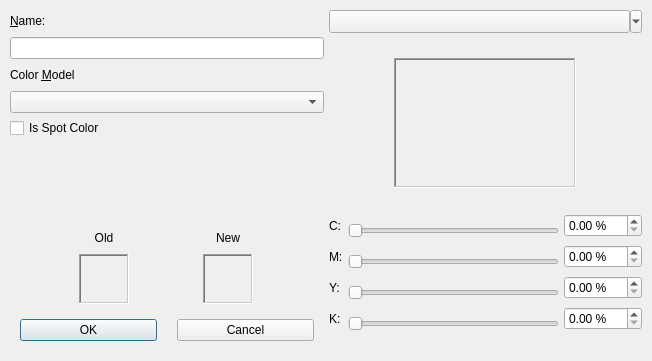
This is scribus/ui/cmykfwbase.ui in scribusproject/scribus as Qt 5 draws it before an edit. The edited form follows.
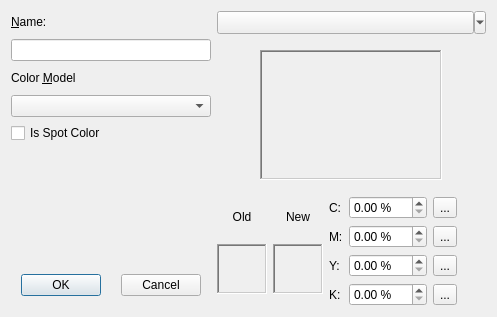
This is the edited form. Custom widgets are drawn as their Qt base class.

The edit to the form file:
```diff
--- a/scribus/ui/cmykfwbase.ui
+++ b/scribus/ui/cmykfwbase.ui
@@ -6,29 +6,14 @@
    <rect>
     <x>0</x>
     <y>0</y>
-    <width>652</width>
-    <height>361</height>
+    <width>497</width>
+    <height>317</height>
    </rect>
   </property>
   <property name="windowTitle">
    <string>Edit Color</string>
   </property>
   <layout class="QHBoxLayout" name="horizontalLayout">
-   <property name="spacing">
-    <number>5</number>
-   </property>
-   <property name="leftMargin">
-    <number>10</number>
-   </property>
-   <property name="topMargin">
-    <number>10</number>
-   </property>
-   <property name="rightMargin">
-    <number>10</number>
-   </property>
-   <property name="bottomMargin">
-    <number>10</number>
-   </property>
    <item>
     <layout class="QVBoxLayout" name="verticalLayout">
      <item>
@@ -96,116 +81,6 @@
        </property>
       </spacer>
      </item>
-     <item>
-      <layout class="QGridLayout" name="gridLayout">
-       <item row="0" column="1">
-        <widget class="QLabel" name="label_4">
-         <property name="minimumSize">
-          <size>
-           <width>50</width>
-           <height>22</height>
-          </size>
-         </property>
-         <property name="maximumSize">
-          <size>
-           <width>100</width>
-           <height>22</height>
-          </size>
-         </property>
-         <property name="text">
-          <string>New</string>
-         </property>
-         <property name="alignment">
-          <set>Qt::AlignCenter</set>
-         </property>
-        </widget>
-       </item>
-       <item row="0" column="0">
-        <widget class="QLabel" name="label_3">
-         <property name="minimumSize">
-          <size>
-           <width>50</width>
-           <height>22</height>
-          </size>
-         </property>
-         <property name="maximumSize">
-          <size>
-           <width>100</width>
-           <height>22</height>
-          </size>
-         </property>
-         <property name="text">
-          <string>Old</string>
-         </property>
-         <property name="alignment">
-          <set>Qt::AlignCenter</set>
-         </property>
-        </widget>
-       </item>
-       <item row="1" column="0">
-        <widget class="QLabel" name="OldC">
-         <property name="minimumSize">
-          <size>
-           <width>50</width>
-           <height>50</height>
-          </size>
-         </property>
-         <property name="maximumSize">
-          <size>
-           <width>50</width>
-           <height>50</height>
-          </size>
-         </property>
-         <property name="frameShape">
-          <enum>QFrame::WinPanel</enum>
-         </property>
-         <property name="frameShadow">
-          <enum>QFrame::Sunken</enum>
-         </property>
-         <property name="text">
-          <string/>
-         </property>
-         <property name="scaledContents">
-          <bool>true</bool>
-         </property>
-         <property name="alignment">
-          <set>Qt::AlignCenter</set>
-         </property>
-        </widget>
-       </item>
-       <item row="1" column="1">
-        <widget class="QLabel" name="NewC">
-         <property name="minimumSize">
-          <size>
-           <width>50</width>
-           <height>50</height>
-          </size>
-         </property>
-         <property name="maximumSize">
-          <size>
-           <width>50</width>
-           <height>50</height>
-          </size>
-         </property>
-         <property name="frameShape">
-          <enum>QFrame::WinPanel</enum>
-         </property>
-         <property name="frameShadow">
-          <enum>QFrame::Sunken</enum>
-         </property>
-         <property name="text">
-          <string/>
-         </property>
-         <property name="scaledContents">
-          <bool>true</bool>
-         </property>
-         <property name="alignment">
-          <set>Qt::AlignCenter</set>
-         </property>
-        </widget>
-       </item>
-      </layout>
-     </item>
      <item>
       <layout class="QHBoxLayout" name="horizontalLayout_5">
        <property name="spacing">
@@ -245,29 +120,7 @@
     </layout>
    </item>
    <item>
-    <widget class="QFrame" name="frame">
-     <property name="frameShape">
-      <enum>QFrame::NoFrame</enum>
-     </property>
-     <property name="frameShadow">
-      <enum>QFrame::Raised</enum>
-     </property>
      <layout class="QVBoxLayout" name="verticalLayout_2">
-      <property name="spacing">
-       <number>5</number>
-      </property>
-      <property name="leftMargin">
-       <number>0</number>
-      </property>
-      <property name="topMargin">
-       <number>0</number>
-      </property>
-      <property name="rightMargin">
-       <number>0</number>
-      </property>
-      <property name="bottomMargin">
-       <number>0</number>
-      </property>
       <item>
        <widget class="SwatchCombo" name="Swatches">
         <property name="sizePolicy">
@@ -358,7 +211,7 @@
                  <widget class="ColorChart" name="ColorMap" native="true">
                   <property name="minimumSize">
                    <size>
-                    <width>180</width>
+                   <width>128</width>
                     <height>128</height>
                    </size>
                   </property>
@@ -403,123 +256,127 @@
        </widget>
       </item>
       <item>
-       <layout class="QGridLayout" name="slidersLayout">
-        <item row="2" column="1">
-         <layout class="QVBoxLayout" name="verticalLayout_6">
-          <property name="spacing">
-           <number>0</number>
-          </property>
-          <property name="leftMargin">
-           <number>0</number>
-          </property>
-          <property name="topMargin">
-           <number>0</number>
-          </property>
-          <property name="rightMargin">
-           <number>0</number>
-          </property>
-          <property name="bottomMargin">
-           <number>0</number>
-          </property>
+      <layout class="QHBoxLayout" name="horizontalLayout_3">
           <item>
-           <widget class="QLabel" name="YellowP">
+        <layout class="QGridLayout" name="gridLayout">
+         <item row="0" column="1">
+          <widget class="QLabel" name="label_4">
             <property name="minimumSize">
              <size>
-              <width>200</width>
-              <height>10</height>
-             </size>
-            </property>
+             <width>50</width>
+             <height>22</height>
+            </size>
+           </property>
+           <property name="maximumSize">
+            <size>
+             <width>100</width>
+             <height>22</height>
+            </size>
+           </property>
             <property name="text">
-             <string/>
-            </property>
-            <property name="scaledContents">
-             <bool>true</bool>
+            <string>New</string>
+           </property>
+           <property name="alignment">
+            <set>Qt::AlignCenter</set>
             </property>
            </widget>
           </item>
-          <item>
-           <widget class="QSlider" name="YellowSL">
+         <item row="0" column="0">
+          <widget class="QLabel" name="label_3">
             <property name="minimumSize">
              <size>
-              <width>200</width>
-              <height>16</height>
-             </size>
-            </property>
-            <property name="minimum">
-             <number>0</number>
-            </property>
-            <property name="maximum">
-             <number>100</number>
-            </property>
-            <property name="orientation">
-             <enum>Qt::Horizontal</enum>
+             <width>50</width>
+             <height>22</height>
+            </size>
+           </property>
+           <property name="maximumSize">
+            <size>
+             <width>100</width>
+             <height>22</height>
+            </size>
+           </property>
+           <property name="text">
+            <string>Old</string>
+           </property>
+           <property name="alignment">
+            <set>Qt::AlignCenter</set>
             </property>
            </widget>
           </item>
-         </layout>
-        </item>
-        <item row="0" column="1">
-         <layout class="QVBoxLayout" name="verticalLayout_4">
-          <property name="spacing">
-           <number>0</number>
-          </property>
-          <property name="leftMargin">
-           <number>0</number>
-          </property>
-          <property name="topMargin">
-           <number>0</number>
-          </property>
-          <property name="rightMargin">
-           <number>0</number>
-          </property>
-          <property name="bottomMargin">
-           <number>0</number>
-          </property>
-          <item>
-           <widget class="QLabel" name="CyanP">
+         <item row="1" column="0">
+          <widget class="QLabel" name="OldC">
             <property name="minimumSize">
              <size>
-              <width>200</width>
-              <height>10</height>
-             </size>
-            </property>
+             <width>50</width>
+             <height>50</height>
+            </size>
+           </property>
+           <property name="maximumSize">
+            <size>
+             <width>50</width>
+             <height>50</height>
+            </size>
+           </property>
+           <property name="frameShape">
+            <enum>QFrame::WinPanel</enum>
+           </property>
+           <property name="frameShadow">
+            <enum>QFrame::Sunken</enum>
+           </property>
             <property name="text">
              <string/>
             </property>
             <property name="scaledContents">
              <bool>true</bool>
             </property>
-           </widget>
-          </item>
-          <item>
-           <widget class="QSlider" name="CyanSL">
+           <property name="alignment">
+            <set>Qt::AlignCenter</set>
+           </property>
+          </widget>
+         </item>
+         <item row="1" column="1">
+          <widget class="QLabel" name="NewC">
             <property name="minimumSize">
              <size>
-              <width>200</width>
-              <height>16</height>
-             </size>
-            </property>
-            <property name="minimum">
-             <number>0</number>
-            </property>
-            <property name="maximum">
-             <number>100</number>
-            </property>
-            <property name="orientation">
-             <enum>Qt::Horizontal</enum>
-            </property>
+             <width>50</width>
+             <height>50</height>
+            </size>
+           </property>
+           <property name="maximumSize">
+            <size>
+             <width>50</width>
+             <height>50</height>
+            </size>
+           </property>
+           <property name="frameShape">
+            <enum>QFrame::WinPanel</enum>
+           </property>
+           <property name="frameShadow">
+            <enum>QFrame::Sunken</enum>
+           </property>
+           <property name="text">
+            <string/>
+           </property>
+           <property name="scaledContents">
+            <bool>true</bool>
+           </property>
+           <property name="alignment">
+            <set>Qt::AlignCenter</set>
+           </property>
            </widget>
           </item>
          </layout>
         </item>
-        <item row="2" column="0">
-         <widget class="QLabel" name="YellowT">
+       <item>
+        <layout class="QGridLayout" name="gridLayout_2">
+         <item row="0" column="0">
+          <widget class="QLabel" name="CyanT">
           <property name="text">
-           <string>Y:</string>
+            <string>C:</string>
           </property>
          </widget>
         </item>
-        <item row="0" column="2">
+         <item row="0" column="1">
          <widget class="ScrSpinBox" name="CyanSp">
           <property name="suffix">
            <string> %</string>
@@ -532,16 +389,13 @@
           </property>
          </widget>
         </item>
-        <item row="2" column="2">
-         <widget class="ScrSpinBox" name="YellowSp">
-          <property name="suffix">
-           <string> %</string>
-          </property>
-          <property name="minimum">
-           <double>0.000000000000000</double>
-          </property>
-          <property name="maximum">
-           <double>100.000000000000000</double>
+         <item row="0" column="2">
+          <widget class="QToolButton" name="CyanP">
+           <property name="text">
+            <string>...</string>
+           </property>
+           <property name="popupMode">
+            <enum>QToolButton::InstantPopup</enum>
           </property>
          </widget>
         </item>
@@ -552,7 +406,7 @@
           </property>
          </widget>
         </item>
-        <item row="1" column="2">
+         <item row="1" column="1">
          <widget class="ScrSpinBox" name="MagentaSp">
           <property name="suffix">
            <string> %</string>
@@ -565,66 +419,45 @@
           </property>
          </widget>
         </item>
-        <item row="0" column="0">
-         <widget class="QLabel" name="CyanT">
+         <item row="1" column="2">
+          <widget class="QToolButton" name="MagentaP">
           <property name="text">
-           <string>C:</string>
-          </property>
-         </widget>
-        </item>
-        <item row="1" column="1">
-         <layout class="QVBoxLayout" name="verticalLayout_5">
-          <property name="spacing">
-           <number>0</number>
-          </property>
-          <property name="leftMargin">
-           <number>0</number>
-          </property>
-          <property name="topMargin">
-           <number>0</number>
-          </property>
-          <property name="rightMargin">
-           <number>0</number>
-          </property>
-          <property name="bottomMargin">
-           <number>0</number>
-          </property>
-          <item>
-           <widget class="QLabel" name="MagentaP">
-            <property name="minimumSize">
-             <size>
-              <width>200</width>
-              <height>10</height>
-             </size>
-            </property>
+            <string>...</string>
+           </property>
+           <property name="popupMode">
+            <enum>QToolButton::InstantPopup</enum>
+           </property>
+          </widget>
+         </item>
+         <item row="2" column="0">
+          <widget class="QLabel" name="YellowT">
             <property name="text">
-             <string/>
-            </property>
-            <property name="scaledContents">
-             <bool>true</bool>
-            </property>
-           </widget>
-          </item>
-          <item>
-           <widget class="QSlider" name="MagentaSL">
-            <property name="minimumSize">
-             <size>
-              <width>200</width>
-              <height>16</height>
-             </size>
+            <string>Y:</string>
+           </property>
+          </widget>
+         </item>
+         <item row="2" column="1">
+          <widget class="ScrSpinBox" name="YellowSp">
+           <property name="suffix">
+            <string> %</string>
             </property>
             <property name="minimum">
-             <number>0</number>
+            <double>0.000000000000000</double>
             </property>
             <property name="maximum">
-             <number>100</number>
-            </property>
-            <property name="orientation">
-             <enum>Qt::Horizontal</enum>
+            <double>100.000000000000000</double>
             </property>
            </widget>
           </item>
-         </layout>
+         <item row="2" column="2">
+          <widget class="QToolButton" name="YellowP">
+           <property name="text">
+            <string>...</string>
+           </property>
+           <property name="popupMode">
+            <enum>QToolButton::InstantPopup</enum>
+           </property>
+          </widget>
         </item>
         <item row="3" column="0">
          <widget class="QLabel" name="BlackT">
@@ -634,60 +467,6 @@
          </widget>
         </item>
         <item row="3" column="1">
-         <layout class="QVBoxLayout" name="verticalLayout_7">
-          <property name="spacing">
-           <number>0</number>
-          </property>
-          <property name="leftMargin">
-           <number>0</number>
-          </property>
-          <property name="topMargin">
-           <number>0</number>
-          </property>
-          <property name="rightMargin">
-           <number>0</number>
-          </property>
-          <property name="bottomMargin">
-           <number>0</number>
-          </property>
-          <item>
-           <widget class="QLabel" name="BlackP">
-            <property name="minimumSize">
-             <size>
-              <width>200</width>
-              <height>10</height>
-             </size>
-            </property>
-            <property name="text">
-             <string/>
-            </property>
-            <property name="scaledContents">
-             <bool>true</bool>
-            </property>
-           </widget>
-          </item>
-          <item>
-           <widget class="QSlider" name="BlackSL">
-            <property name="minimumSize">
-             <size>
-              <width>200</width>
-              <height>16</height>
-             </size>
-            </property>
-            <property name="minimum">
-             <number>0</number>
-            </property>
-            <property name="maximum">
-             <number>100</number>
-            </property>
-            <property name="orientation">
-             <enum>Qt::Horizontal</enum>
-            </property>
-           </widget>
-          </item>
-         </layout>
-        </item>
-        <item row="3" column="2">
          <widget class="ScrSpinBox" name="BlackSp">
           <property name="suffix">
            <string> %</string>
@@ -700,23 +479,34 @@
           </property>
          </widget>
         </item>
+         <item row="3" column="2">
+          <widget class="QToolButton" name="BlackP">
+           <property name="text">
+            <string>...</string>
+           </property>
+           <property name="popupMode">
+            <enum>QToolButton::InstantPopup</enum>
+           </property>
+          </widget>
+         </item>
        </layout>
       </item>
       <item>
-       <spacer name="verticalSpacer_2">
+        <spacer name="horizontalSpacer">
         <property name="orientation">
-         <enum>Qt::Vertical</enum>
+          <enum>Qt::Horizontal</enum>
         </property>
         <property name="sizeHint" stdset="0">
          <size>
-          <width>20</width>
-          <height>40</height>
+           <width>40</width>
+           <height>20</height>
          </size>
         </property>
        </spacer>
       </item>
      </layout>
-    </widget>
+     </item>
+    </layout>
    </item>
   </layout>
  </widget>
```
Lines whose indentation alone changed are shown as unchanged.
